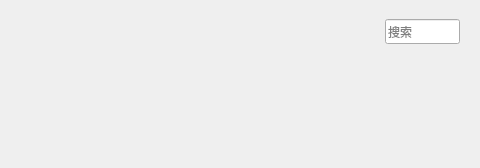
The window that KuGouClient/MyCollection/SongListWidget/SongListWidget.ui (a-mo-xi-wei/Qt-KuGouAppClient) describes before a commit, drawn with Qt 5; both pictures show x 345 to 825 and y 0 to 168 of the 825 by 168 pixel window.
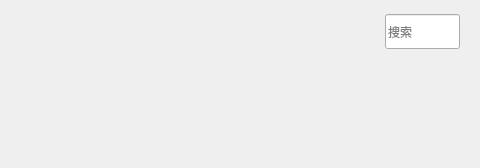
The same window after the commit. Custom widgets are drawn as their Qt base class.

Commit message: 优化堆栈界面

Patch:
```diff
--- a/KuGouClient/MyCollection/SongListWidget/SongListWidget.ui
+++ b/KuGouClient/MyCollection/SongListWidget/SongListWidget.ui
@@ -100,13 +100,13 @@
         <property name="minimumSize">
          <size>
           <width>75</width>
-          <height>25</height>
+          <height>35</height>
          </size>
         </property>
         <property name="maximumSize">
          <size>
           <width>75</width>
-          <height>25</height>
+          <height>35</height>
          </size>
         </property>
         <property name="placeholderText">
```
The commit also changes 5 other files.
